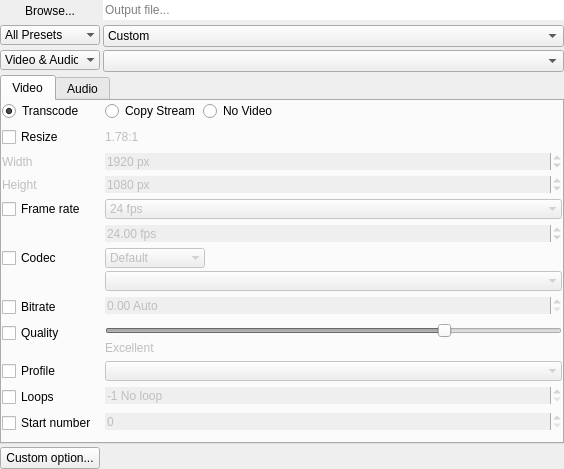
Qt form DuFFMpeg/outputwidget.ui (RxLaboratory/DuME) before a commit.
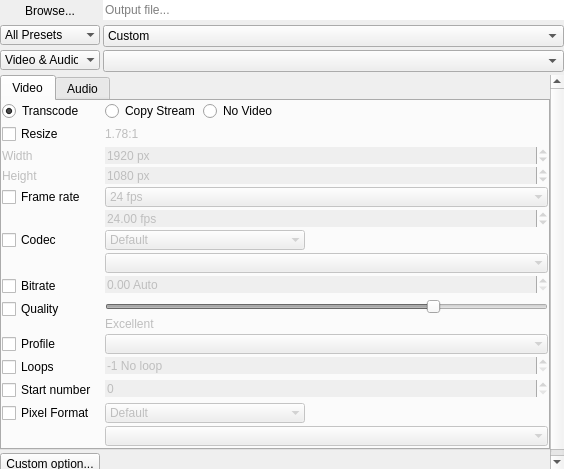
The same form after that commit.

Commit message: pixel format UI

```diff
--- a/DuFFMpeg/outputwidget.ui
+++ b/DuFFMpeg/outputwidget.ui
@@ -664,7 +664,7 @@
                    </property>
                    <property name="minimumSize">
                     <size>
-                     <width>100</width>
+                     <width>200</width>
                      <height>0</height>
                     </size>
                    </property>
@@ -954,6 +954,92 @@
                 </property>
                </widget>
               </item>
+              <item row="11" column="0">
+               <widget class="QCheckBox" name="pixFmtButton">
+                <property name="minimumSize">
+                 <size>
+                  <width>100</width>
+                  <height>0</height>
+                 </size>
+                </property>
+                <property name="maximumSize">
+                 <size>
+                  <width>100</width>
+                  <height>16777215</height>
+                 </size>
+                </property>
+                <property name="text">
+                 <string>Pixel Format</string>
+                </property>
+               </widget>
+              </item>
+              <item row="11" column="1">
+               <widget class="QWidget" name="pixFmtWidget" native="true">
+                <property name="enabled">
+                 <bool>false</bool>
+                </property>
+                <layout class="QVBoxLayout" name="verticalLayout_7">
+                 <property name="spacing">
+                  <number>3</number>
+                 </property>
+                 <property name="leftMargin">
+                  <number>0</number>
+                 </property>
+                 <property name="topMargin">
+                  <number>0</number>
+                 </property>
+                 <property name="rightMargin">
+                  <number>0</number>
+                 </property>
+                 <property name="bottomMargin">
+                  <number>0</number>
+                 </property>
+                 <item>
+                  <widget class="QComboBox" name="pixFmtFilterBox">
+                   <property name="sizePolicy">
+                    <sizepolicy hsizetype="Expanding" vsizetype="Fixed">
+                     <horstretch>0</horstretch>
+                     <verstretch>0</verstretch>
+                    </sizepolicy>
+                   </property>
+                   <property name="minimumSize">
+                    <size>
+                     <width>200</width>
+                     <height>0</height>
+                    </size>
+                   </property>
+                   <property name="maximumSize">
+                    <size>
+                     <width>200</width>
+                     <height>16777215</height>
+                    </size>
+                   </property>
+                   <property name="frame">
+                    <bool>false</bool>
+                   </property>
+                   <item>
+                    <property name="text">
+                     <string>Default</string>
+                    </property>
+                   </item>
+                  </widget>
+                 </item>
+                 <item>
+                  <widget class="QComboBox" name="pixFmtBox">
+                   <property name="sizePolicy">
+                    <sizepolicy hsizetype="Expanding" vsizetype="Fixed">
+                     <horstretch>0</horstretch>
+                     <verstretch>0</verstretch>
+                    </sizepolicy>
+                   </property>
+                   <property name="frame">
+                    <bool>false</bool>
+                   </property>
+                  </widget>
+                 </item>
+                </layout>
+               </widget>
+              </item>
              </layout>
             </widget>
            </item>
```
The commit also changes 6 other files.
